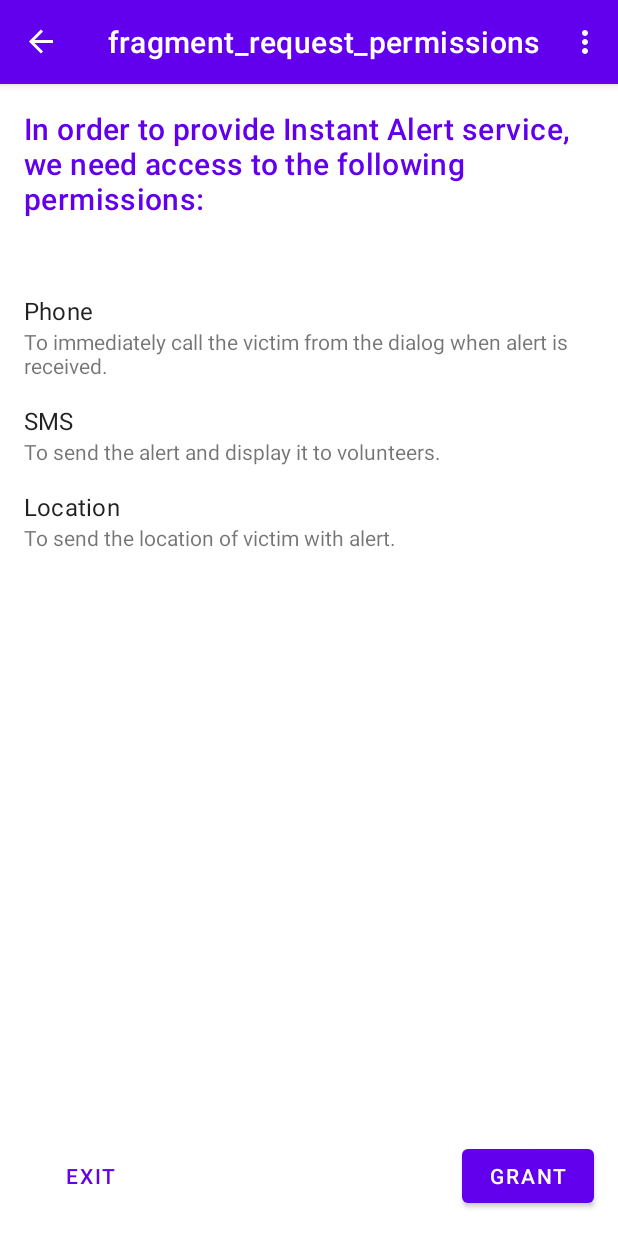
After one commit to kdb13/Securify, an Android app: the RequestPermissionsFragment screen opened through its navigation route, on a phone screen of 412 x 824 dp. The commit adds this screen. Run offline under Robolectric (Android 15) with nearby library versions, the phone set to English and light mode, and no system bars; our stand-ins replace Firebase (no records; nobody signed in at launch, a user with empty details on screens opened directly), data binding, navigation-ui.

Commit message:
Added layout to requests permissions.

```diff
--- /dev/null
+++ b/Source/app/src/main/java/com/lina/securify/RequestPermissionsFragment.java
@@ -0,0 +1,28 @@
+package com.lina.securify;
+
+import android.os.Bundle;
+
+import androidx.fragment.app.Fragment;
+
+import android.view.LayoutInflater;
+import android.view.View;
+import android.view.ViewGroup;
+
+
+/**
+ * A simple {@link Fragment} subclass.
+ */
+public class RequestPermissionsFragment extends Fragment {
+
+    public RequestPermissionsFragment() {
+        // Required empty public constructor
+    }
+
+
+    @Override
+    public View onCreateView(LayoutInflater inflater, ViewGroup container,
+                             Bundle savedInstanceState) {
+        // Inflate the layout for this fragment
+        return inflater.inflate(R.layout.fragment_request_permissions, container, false);
+    }
+}
--- /dev/null
+++ b/Source/app/src/main/res/layout/fragment_request_permissions.xml
@@ -0,0 +1,97 @@
+<?xml version="1.0" encoding="utf-8"?>
+<androidx.constraintlayout.widget.ConstraintLayout xmlns:android="http://schemas.android.com/apk/res/android"
+    xmlns:app="http://schemas.android.com/apk/res-auto"
+    xmlns:tools="http://schemas.android.com/tools"
+    android:layout_width="match_parent"
+    android:layout_height="match_parent"
+    tools:context=".RequestPermissionsFragment">
+
+    <TextView
+        android:id="@+id/request_permissions_message"
+        android:layout_width="0dp"
+        android:layout_height="wrap_content"
+        android:layout_marginTop="@dimen/global_padding"
+        android:layout_marginStart="@dimen/global_padding"
+        android:layout_marginEnd="@dimen/global_padding"
+        android:text="@string/request_permissions_message"
+        android:textAppearance="@style/TextAppearance.MaterialComponents.Headline6"
+        android:textColor="?colorPrimary"
+        app:layout_constraintEnd_toEndOf="parent"
+        app:layout_constraintStart_toStartOf="parent"
+        app:layout_constraintTop_toTopOf="parent" />
+
+    <TextView
+        android:id="@+id/phone"
+        android:layout_width="wrap_content"
+        android:layout_height="wrap_content"
+        android:layout_marginTop="50dp"
+        android:text="@string/phone"
+        android:textAppearance="@style/PermissionTitle"
+        app:layout_constraintStart_toStartOf="@+id/request_permissions_message"
+        app:layout_constraintTop_toBottomOf="@+id/request_permissions_message" />
+
+    <TextView
+        android:id="@+id/phone_info"
+        android:layout_width="0dp"
+        android:layout_height="wrap_content"
+        android:text="@string/phone_info"
+        app:layout_constraintStart_toStartOf="@+id/request_permissions_message"
+        app:layout_constraintEnd_toEndOf="@id/request_permissions_message"
+        app:layout_constraintTop_toBottomOf="@+id/phone" />
+
+    <TextView
+        android:id="@+id/sms"
+        android:layout_width="wrap_content"
+        android:layout_height="wrap_content"
+        android:layout_marginTop="@dimen/global_padding"
+        android:text="@string/sms"
+        android:textAppearance="@style/PermissionTitle"
+        app:layout_constraintStart_toStartOf="@+id/request_permissions_message"
+        app:layout_constraintTop_toBottomOf="@+id/phone_info" />
+
+    <TextView
+        android:id="@+id/sms_info"
+        android:layout_width="0dp"
+        android:layout_height="wrap_content"
+        app:layout_constraintTop_toBottomOf="@id/sms"
+        app:layout_constraintStart_toStartOf="@id/request_permissions_message"
+        app:layout_constraintEnd_toEndOf="@id/request_permissions_message"
+        android:text="@string/sms_info"/>
+
+    <TextView
+        android:id="@+id/location"
+        android:layout_width="wrap_content"
+        android:layout_height="wrap_content"
+        android:layout_marginTop="@dimen/global_padding"
+        android:text="@string/location"
+        android:textAppearance="@style/PermissionTitle"
+        app:layout_constraintStart_toStartOf="@+id/sms_info"
+        app:layout_constraintTop_toBottomOf="@+id/sms_info" />
+
+    <TextView
+        android:id="@+id/location_info"
+        android:layout_width="0dp"
+        android:layout_height="wrap_content"
+        app:layout_constraintTop_toBottomOf="@id/location"
+        app:layout_constraintStart_toStartOf="@id/request_permissions_message"
+        app:layout_constraintEnd_toEndOf="@id/request_permissions_message"
+        android:text="@string/location_info"/>
+
+    <Button
+        android:id="@+id/button"
+        style="@style/Widget.MaterialComponents.Button.TextButton"
+        android:layout_width="wrap_content"
+        android:layout_height="wrap_content"
+        android:layout_marginBottom="@dimen/global_padding"
+        android:text="@string/button_exit"
+        app:layout_constraintBottom_toBottomOf="parent"
+        app:layout_constraintStart_toStartOf="@+id/request_permissions_message" />
+
+    <Button
+        android:layout_width="wrap_content"
+        android:layout_height="wrap_content"
+        android:text="@string/button_grant"
+        app:layout_constraintBottom_toBottomOf="@+id/button"
+        app:layout_constraintEnd_toEndOf="@+id/request_permissions_message" />
+
+</androidx.constraintlayout.widget.ConstraintLayout>
--- a/Source/app/src/main/res/navigation/nav_graph.xml
+++ b/Source/app/src/main/res/navigation/nav_graph.xml
@@ -48,5 +48,10 @@
         android:name="com.lina.securify.views.activities.PermissionsActivity"
         android:label="@string/activity_permissions"
         tools:layout="@layout/activity_permissions"/>
+    <fragment
+        android:id="@+id/requestPermissionsFragment"
+        android:name="com.lina.securify.RequestPermissionsFragment"
+        android:label="fragment_request_permissions"
+        tools:layout="@layout/fragment_request_permissions" />
 
 </navigation>
--- a/Source/app/src/main/res/values/strings.xml
+++ b/Source/app/src/main/res/values/strings.xml
@@ -100,5 +100,14 @@
     <string name="activity_permissions">Permissions</string>
     <string name="permissions_request">Please grant permissions!</string>
     <string name="action_grant">Grant</string>
+    <string name="request_permissions_message">In order to provide Instant Alert service, we need access to the following permissions: </string>
+    <string name="phone">Phone</string>
+    <string name="phone_info">To immediately call the victim from the dialog when alert is received.</string>
+    <string name="sms">SMS</string>
+    <string name="sms_info">To send the alert and display it to volunteers.</string>
+    <string name="location">Location</string>
+    <string name="location_info">To send the location of victim with alert.</string>
+    <string name="button_exit">Exit</string>
+    <string name="button_grant">Grant</string>
 
 </resources>
--- a/Source/app/src/main/res/values/styles.xml
+++ b/Source/app/src/main/res/values/styles.xml
@@ -37,4 +37,8 @@
         <item name="android:layout_marginTop">8dp</item>
     </style>
 
+    <!-- Request permissions -->
+    <style name="PermissionTitle" parent="TextAppearance.MaterialComponents.Subtitle1">
+    </style>
+
 </resources>
```
